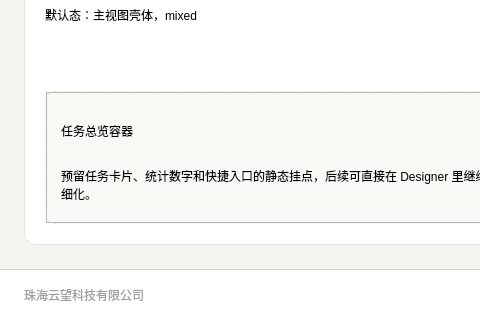
Old version of the form RK3568/ui/mainwindow.ui in the repository Ruanchenxi/RK3568-Qt-Workbench; both pictures show x 0 to 480 and y 448 to 768 of the 1024 by 768 pixel window.
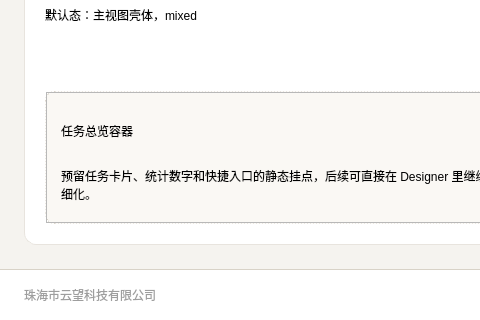
New version of the form.

```diff
--- a/RK3568/ui/mainwindow.ui
+++ b/RK3568/ui/mainwindow.ui
@@ -1361,7 +1361,7 @@
        <item>
         <widget class="QLabel" name="companyLabel">
          <property name="text">
-          <string>珠海云望科技有限公司</string>
+          <string>珠海市云望科技有限公司</string>
          </property>
         </widget>
        </item>
```
